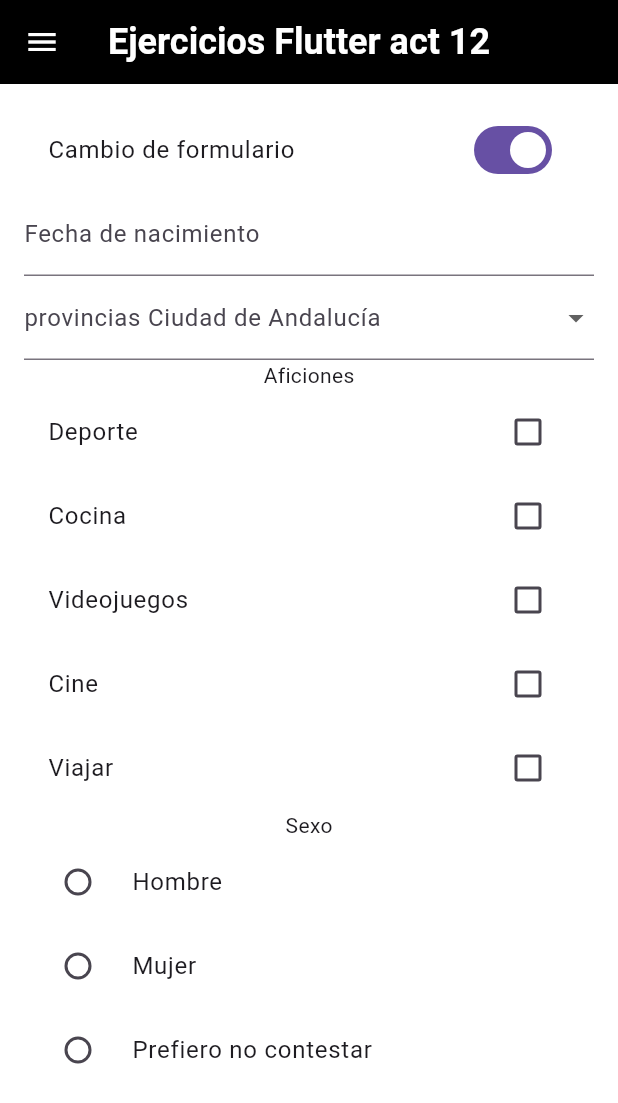
After one commit to cga2016/ejercicios-flutter-24-25, a Flutter app: the Act12 screen opened by its route, on a phone screen of 412 x 824 dp. The commit adds this screen. Shown: the top 1103 px of the screen. Run offline on Flutter 3.47's test engine with Material 3 defaults, Android fonts, the phone set to English and light mode, and no system bars; our stand-ins replace google_fonts; generated files the repository leaves out were written again.

Commit message:
actividad faltante

```diff
--- a/flutter ejercicios/flutter_application_1/lib/routes/app_routes.dart
+++ b/flutter ejercicios/flutter_application_1/lib/routes/app_routes.dart
@@ -17,6 +17,7 @@ class AppRoutes {
   static const String act9 = '/screen/Act9';
   static const String act10 = '/screen/Act10';
   static const String act11 = '/screen/Act11';
+  static const String act12 = '/screen/Act12';
 
   // Mapa de rutas
   static final Map<String, WidgetBuilder> routes = {
@@ -35,6 +36,9 @@ class AppRoutes {
           title: '',
         ),
     act11: (context) => const Act11(),
+    act12: (context) => const Act12(
+          title: '',
+        ),
   };
 
   static void addRoutes(Map<String, WidgetBuilder> newRoutes) {
--- /dev/null
+++ b/flutter ejercicios/flutter_application_1/lib/screen/act12.dart
@@ -0,0 +1,187 @@
+// ignore_for_file: file_names
+
+import 'package:flutter/material.dart';
+
+import '../drawer/darawernavegable.dart';
+
+class Act12 extends StatefulWidget {
+  const Act12({super.key, required this.title});
+
+  final String title;
+
+  @override
+  State<Act12> createState() => _Act12State();
+}
+
+class _Act12State extends State<Act12> {
+  bool isLeft = true;
+  final _formKey = GlobalKey<FormState>();
+  final TextEditingController _nameController = TextEditingController();
+  final TextEditingController _emailController = TextEditingController();
+  final TextEditingController _phoneController = TextEditingController();
+  final TextEditingController _ninioEdad1 = TextEditingController();
+  final TextEditingController _ninioEdad2 = TextEditingController();
+  final TextEditingController _ninioEdad3 = TextEditingController();
+  bool hasChildren = false;
+  DateTime? fechaNacimiento;
+  String? provinciaElegida;
+  List<String> hobbies = [];
+  String? genero;
+
+  @override
+  Widget build(BuildContext context) {
+    return Scaffold(
+      appBar: AppBar(
+        title: const Text("Ejercicios Flutter act 12"),
+      ),
+      drawer: const DrawerNavegable(),
+      body: Padding(
+        padding: const EdgeInsets.all(16.0),
+        child: Column(
+          children: [
+            SwitchListTile(
+              title: const Text("Cambio de formulario"),
+              value: isLeft,
+              onChanged: (value) {
+                setState(() {
+                  isLeft = value;
+                });
+              },
+            ),
+            Expanded(
+              child: Form(
+                key: _formKey,
+                child: isLeft ? _parteDerecho() : _parteIzquierda(),
+              ),
+            ),
+          ],
+        ),
+      ),
+    );
+  }
+
+  Widget _parteIzquierda() {
+    return ListView(
+      children: [
+        _campoTexto("Nombre completo", _nameController, r'^[a-zA-Z ]+\$'),
+        _campoTexto("Correo electrónico", _emailController,
+            r'^[^@\s]+@[^@\s]+\.[^@\s]+\$'),
+        _campoTexto("Teléfono", _phoneController, r'^[0-9]{9,10}\$'),
+        CheckboxListTile(
+          title: const Text("¿Tiene hijos?"),
+          value: hasChildren,
+          onChanged: (value) {
+            setState(() {
+              hasChildren = value ?? false;
+            });
+          },
+        ),
+        if (hasChildren) ...[
+          _campoTexto("Edad hijo 1", _ninioEdad1, r'^[0-9]{1,2}\$'),
+          _campoTexto("Edad hijo 2", _ninioEdad2, r'^[0-9]{1,2}\$'),
+          _campoTexto("Edad hijo 3", _ninioEdad3, r'^[0-9]{1,2}\$'),
+        ],
+      ],
+    );
+  }
+
+  Widget _parteDerecho() {
+    return ListView(
+      children: [
+        TextFormField(
+          decoration: const InputDecoration(labelText: "Fecha de nacimiento"),
+          readOnly: true,
+          onTap: () async {
+            DateTime? pickedDate = await showDatePicker(
+              context: context,
+              initialDate: DateTime.now(),
+              firstDate: DateTime(1900),
+              lastDate: DateTime.now(),
+            );
+            if (pickedDate != null) {
+              setState(() {
+                fechaNacimiento = pickedDate;
+              });
+            }
+          },
+          validator: (value) =>
+              fechaNacimiento == null ? "Seleccione una fecha" : null,
+        ),
+        DropdownButtonFormField<String>(
+          decoration: const InputDecoration(
+              labelText: "provincias Ciudad de Andalucía"),
+          items: ["Sevilla", "Málaga", "Granada", "Córdoba", "Almería"]
+              .map((city) {
+            return DropdownMenuItem(
+              value: city,
+              child: Text(city),
+            );
+          }).toList(),
+          onChanged: (value) {
+            setState(() {
+              provinciaElegida = value;
+            });
+          },
+        ),
+        Column(
+          children: [
+            const Text("Aficiones"),
+            ...["Deporte", "Cocina", "Videojuegos", "Cine", "Viajar"]
+                .map((hobby) {
+              return CheckboxListTile(
+                title: Text(hobby),
+                value: hobbies.contains(hobby),
+                onChanged: (value) {
+                  setState(() {
+                    if (value == true) {
+                      hobbies.add(hobby);
+                    } else {
+                      hobbies.remove(hobby);
+                    }
+                  });
+                },
+              );
+            }),
+          ],
+        ),
+        Column(
+          children: [
+            const Text("Sexo"),
+            RadioListTile(
+              title: const Text("Hombre"),
+              value: "Hombre",
+              groupValue: genero,
+              onChanged: (value) => setState(() => genero = value),
+            ),
+            RadioListTile(
+              title: const Text("Mujer"),
+              value: "Mujer",
+              groupValue: genero,
+              onChanged: (value) => setState(() => genero = value),
+            ),
+            RadioListTile(
+              title: const Text("Prefiero no contestar"),
+              value: "Prefiero no contestar",
+              groupValue: genero,
+              onChanged: (value) => setState(() => genero = value),
+            ),
+          ],
+        ),
+      ],
+    );
+  }
+
+  Widget _campoTexto(
+      String label, TextEditingController controller, String pattern) {
+    return TextFormField(
+      controller: controller,
+      decoration: InputDecoration(labelText: label),
+      validator: (value) {
+        if (value == null || !RegExp(pattern).hasMatch(value)) {
+          return "Introduce un valor válido";
+        }
+        return null;
+      },
+    );
+  }
+}
--- a/flutter ejercicios/flutter_application_1/lib/screen/screen.dart
+++ b/flutter ejercicios/flutter_application_1/lib/screen/screen.dart
@@ -9,6 +9,7 @@ export 'act8.dart';
 export 'act9.dart';
 export 'act10.dart';
 export 'act11.dart';
+export 'act12.dart';
 export 'home_screen.dart';
 export 'aviso.dart';
 export 'tema_oscuro.dart';
```
Also changed, not shown: flutter ejercicios/flutter_application_1/lib/drawer/darawernavegable.dart (+11 -0 lines).
